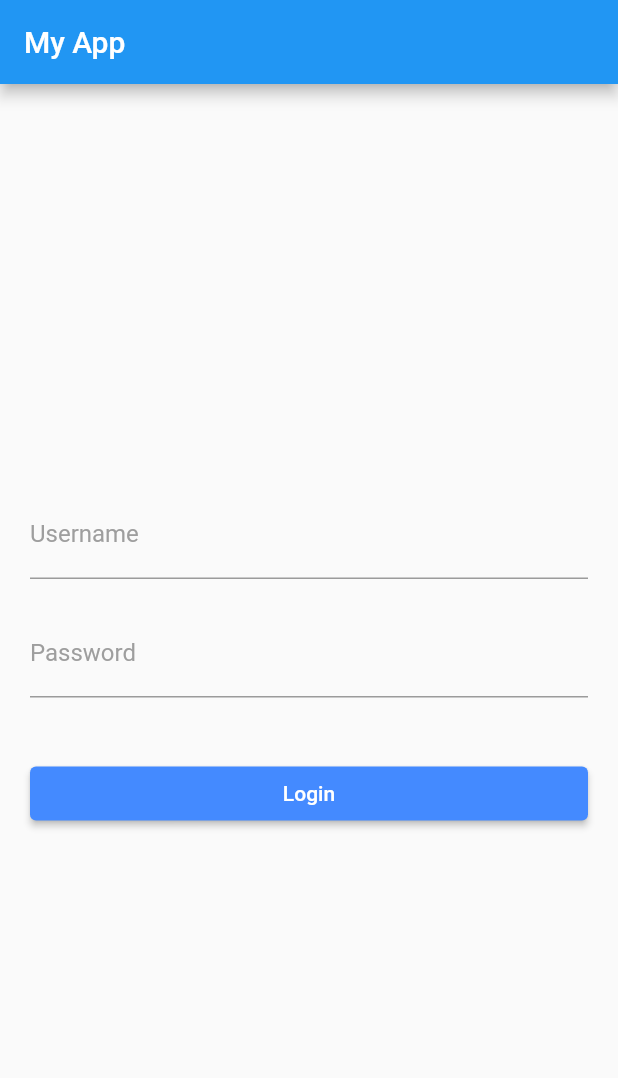
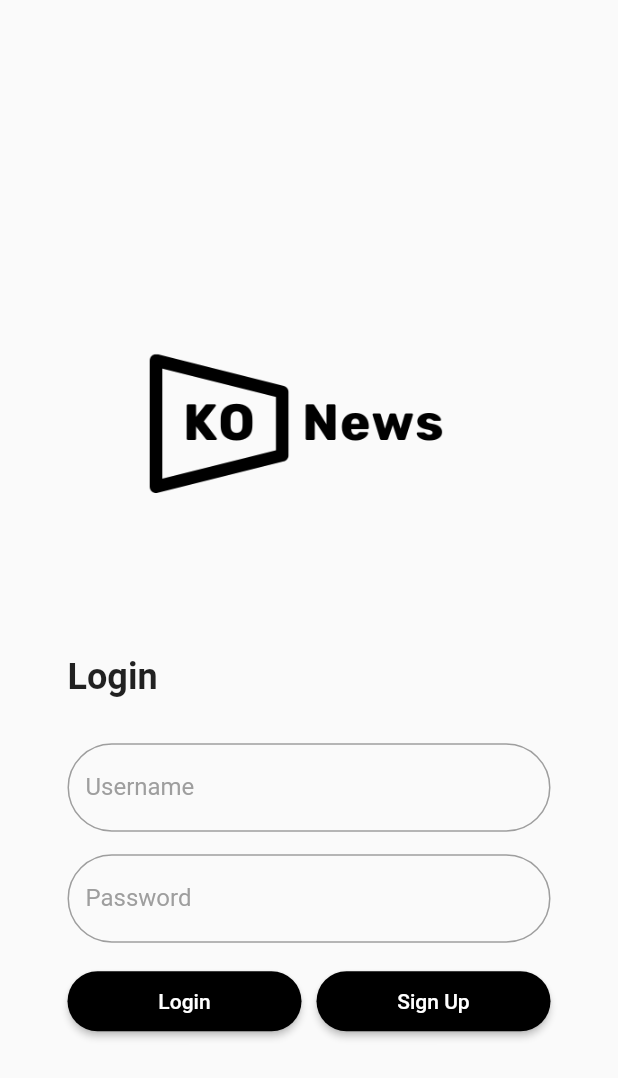
Before and after one commit to jakubmoscinski/news-aggregator, a Flutter app: the screen it shows after launch, after a tap on "Login", on a phone screen of 412 x 824 dp. Shown: the top 1078 px of the screen. Run offline on Flutter 3.47's test engine with Material 2 defaults, Android fonts, the phone set to English and light mode, and no system bars.

Commit message:
Issue_001_ui Fixes #1

```diff
--- a/news_aggregator_ui/lib/main.dart
+++ b/news_aggregator_ui/lib/main.dart
@@ -1,31 +1,31 @@
 import 'package:flutter/material.dart';
 import 'package:news_aggregator_ui/view/login_view.dart';
-
-//todo there is some better way to od imports
 
 void main() {
   runApp(MaterialApp(
     title: 'News Aggregator',
-    home: MyHomePage(),
+    home: const MyHomePage(),
     theme: ThemeData(
-      primaryColor: Colors.blueGrey,
-      accentColor: Colors.blueAccent,
-      // Define more styles here as per your requirement
-      // For example:
+      primaryColor: Colors.grey,
       textTheme: const TextTheme(
-        headline1: TextStyle(fontSize: 32, fontWeight: FontWeight.bold),
+        headline6: TextStyle(fontSize: 32, fontWeight: FontWeight.bold),
         bodyText1: TextStyle(fontSize: 16),
         button: TextStyle(color: Colors.white),
       ),
       inputDecorationTheme: InputDecorationTheme(
         focusedBorder: OutlineInputBorder(
-          borderSide: BorderSide(color: Colors.blueAccent),
+          borderSide: const BorderSide(color: Colors.black),
+          borderRadius: BorderRadius.circular(30.0),
         ),
-        labelStyle: TextStyle(color: Colors.grey),
+        enabledBorder: OutlineInputBorder(
+          borderSide: const BorderSide(color: Colors.grey),
+          borderRadius: BorderRadius.circular(30.0),
+        ),
+        labelStyle: const TextStyle(color: Colors.grey),
       ),
       elevatedButtonTheme: ElevatedButtonThemeData(
         style: ElevatedButton.styleFrom(
-          primary: Colors.blueAccent,
+          backgroundColor: Colors.black,
         ),
       ),
     ),
--- a/news_aggregator_ui/lib/view/login_view.dart
+++ b/news_aggregator_ui/lib/view/login_view.dart
@@ -1,47 +1,102 @@
 import 'package:flutter/material.dart';
 import 'package:news_aggregator_ui/view/login_view.dart';
 
-//todo some imports to remove
+class MyHomePage extends StatelessWidget {
+  const MyHomePage({super.key});
 
-class MyHomePage extends StatelessWidget {
   @override
   Widget build(BuildContext context) {
-    return Scaffold(
-      appBar: AppBar(
-        title: const Text('My App'),
-      ),
+    return const Scaffold(
       body: LoginPage(),
     );
   }
 }
 
 class LoginPage extends StatelessWidget {
+  const LoginPage({super.key});
   @override
   Widget build(BuildContext context) {
     return Scaffold(
       body: Center(
         child: Container(
-          padding: EdgeInsets.all(20),
+          padding: const EdgeInsets.symmetric(horizontal: 45),
           child: Column(
             mainAxisAlignment: MainAxisAlignment.center,
             crossAxisAlignment: CrossAxisAlignment.stretch,
             children: <Widget>[
+              Stack(
+                alignment: Alignment.center,
+                children: [
+                  Container(
+                    width: 150,
+                    height: 150,
+                    decoration: const BoxDecoration(
+                      shape: BoxShape.circle,
+                      border: null,
+                    ),
+                  ),
+                  Image.asset(
+                    'assets/logo.png',
+                    width: 300,
+                    height: 300,
+                  ),
+                ],
+              ),
+              const SizedBox(height: 5),
+              const Text(
+                'Login',
+                textAlign: TextAlign.left,
+                style: TextStyle(
+                  fontSize: 24,
+                  fontWeight: FontWeight.bold,
+                ),
+              ),
+              const SizedBox(height: 30),
               TextFormField(
+                textAlign: TextAlign.center,
                 decoration: const InputDecoration(
                   labelText: 'Username',
                 ),
               ),
-              const SizedBox(height: 20),
+              const SizedBox(height: 15),
               TextFormField(
+                textAlign: TextAlign.center,
                 obscureText: true,
-                decoration: InputDecoration(
+                decoration: const InputDecoration(
                   labelText: 'Password',
                 ),
               ),
-              SizedBox(height: 40),
-              ElevatedButton(
-                onPressed: () {},
-                child: Text('Login'),
+              const SizedBox(height: 15),
+              Row(
+                children: [
+                  Expanded(
+                    child: ElevatedButton(
+                      onPressed: () {},
+                      style: ElevatedButton.styleFrom(
+                        primary: Colors.black,
+                        minimumSize: const Size(double.infinity, 40),
+                        shape: RoundedRectangleBorder(
+                          borderRadius: BorderRadius.circular(50),
+                        ),
+                      ),
+                      child: const Text('Login'),
+                    ),
+                  ),
+                  const SizedBox(width: 10),
+                  Expanded(
+                    child: ElevatedButton(
+                      onPressed: () {},
+                      style: ElevatedButton.styleFrom(
+                        primary: Colors.black,
+                        minimumSize: const Size(double.infinity, 40),
+                        shape: RoundedRectangleBorder(
+                          borderRadius: BorderRadius.circular(50),
+                        ),
+                      ),
+                      child: const Text('Sign Up'),
+                    ),
+                  ),
+                ],
               ),
             ],
           ),
--- a/news_aggregator_ui/pubspec.yaml
+++ b/news_aggregator_ui/pubspec.yaml
@@ -52,6 +52,8 @@ dev_dependencies:
 
 # The following section is specific to Flutter packages.
 flutter:
+  assets:
+    - assets/
 
   # The following line ensures that the Material Icons font is
   # included with your application, so that you can use the icons in
```
Also changed, not shown: news_aggregator_ui/assets/logo.png, 1 other file.
